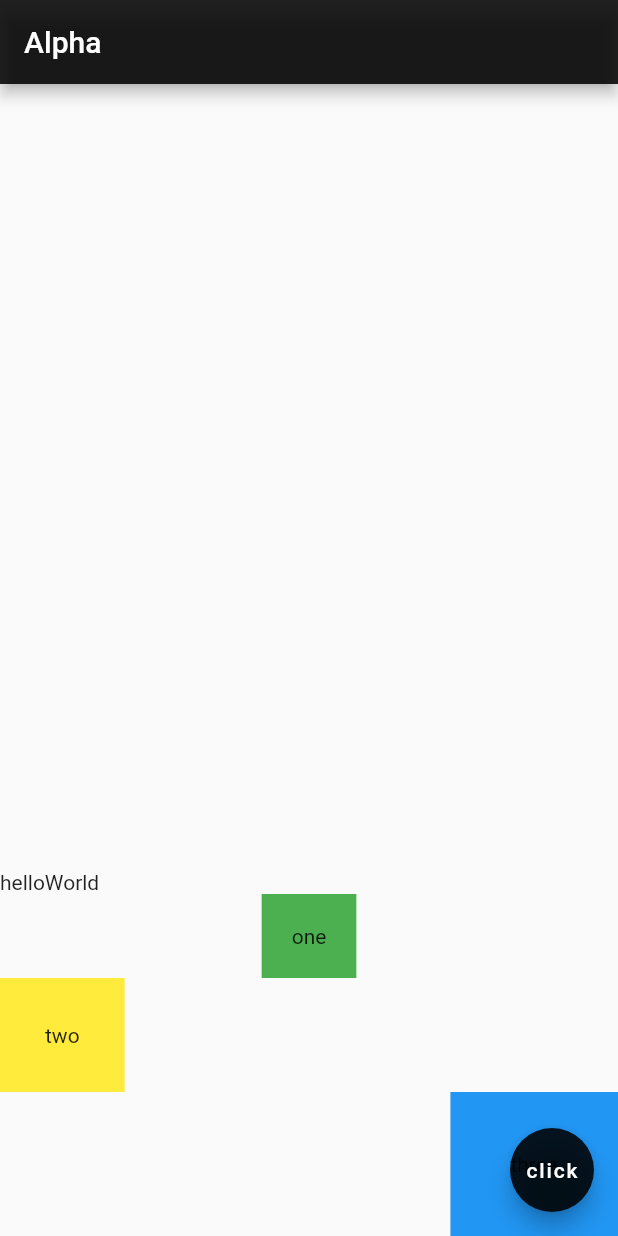
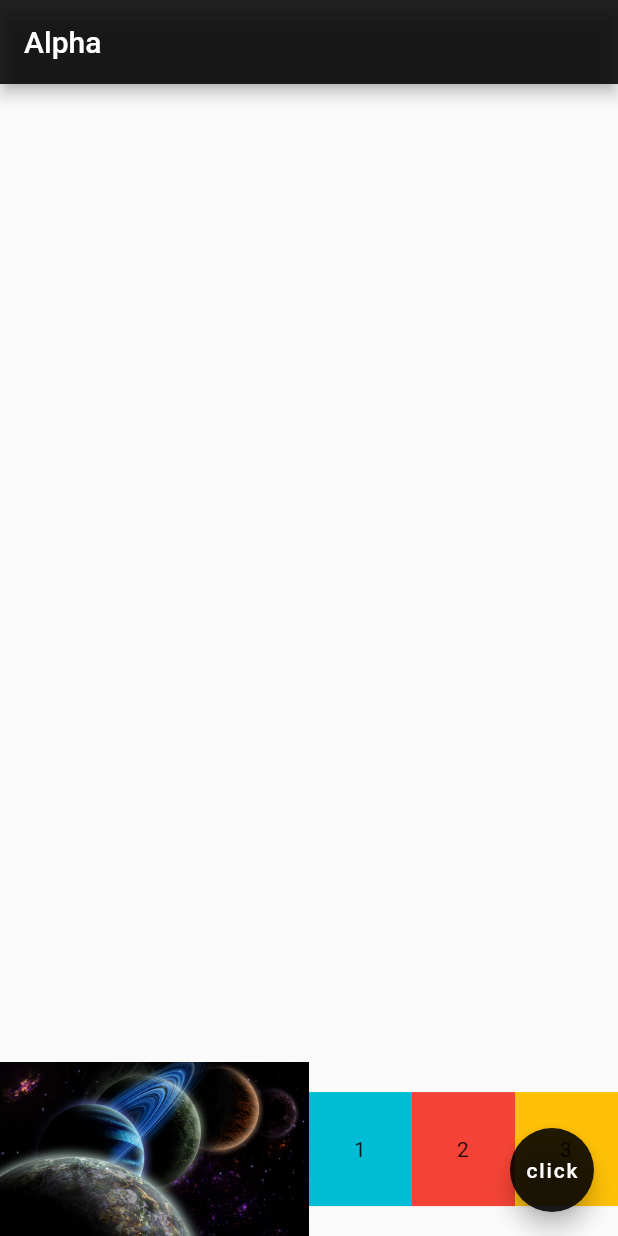
Before and after one commit to Hacikes/flutterapp, a Flutter app: the screen it shows after launch, on a phone screen of 412 x 824 dp. Run offline on Flutter 3.47's test engine with Material 2 defaults, Android fonts, the phone set to English and light mode, and no system bars.

Commit message:
Использование расширенных виджетов для растягивания виджетов по всей длине экрана, указывая доли экрана, которые будут заниматься виджетами

```diff
--- a/lib/main.dart
+++ b/lib/main.dart
@@ -23,31 +23,40 @@ class Home extends StatelessWidget {
         children: <Widget>[
           Row(
             children: <Widget>[
-              Text("hello"),
-              Text("World")
-            ],
-          ),
-          Center(
-            child: Container(
-              padding: EdgeInsets.all(20.0),
-              color: Colors.green,
-              child: Text('one'),
-            ),
-          ),
-          Row(
-            children: [
-              Container(
-                padding: EdgeInsets.all(30.0),
-                color: Colors.yellow,
-                child: Text('two'),
+              Expanded(
+                child: Image.asset('assets/pic-space.jpg'),
+                flex: 3,
+              ),
+              // Расширенный виджет, он располагается на всю длину
+              Expanded(
+                // Flex позволяет задавать ширину виджета
+                // Значение 3 из 6 кусочков, по сути это доля
+                flex: 1,
+                child: Container(
+                  padding: EdgeInsets.all(30.0),
+                  color: Colors.cyan,
+                  child: Text('1'),
+                ),
+
+              ),
+              Expanded(
+                flex: 1,
+                child: Container(
+                  padding: EdgeInsets.all(30.0),
+                  color: Colors.red,
+                  child: Text('2'),
+                ),
+              ),
+              Expanded(
+                flex: 1,
+                child: Container(
+                  padding: EdgeInsets.all(30.0),
+                  color: Colors.amber,
+                  child: Text('3'),
+                ),
               ),
             ],
           ),
-          Container(
-            padding: EdgeInsets.all(40.0),
-            color: Colors.blue,
-            child: Text('three'),
-          )
         ],
       ),
 
```
